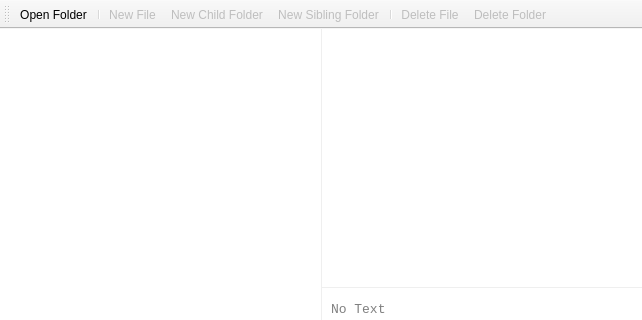
This is mainwindow.ui in AskePit/Memory as Qt 5 draws it before an edit; both pictures show x 0 to 642 and y 0 to 320 of the 642 by 545 pixel window. The edited form follows.
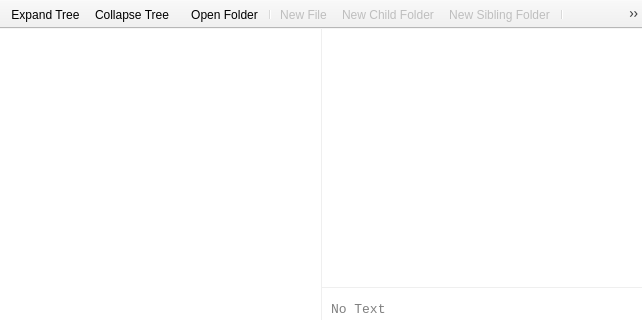
This is the edited form. Icons and pictures are not drawn. Custom widgets are drawn as their Qt base class.

Commit message: expand/collapse tree icons. fix toolbars

Diff of the .ui file:
```diff
--- a/mainwindow.ui
+++ b/mainwindow.ui
@@ -540,7 +540,23 @@
     </rect>
    </property>
   </widget>
-  <widget class="QToolBar" name="toolBar">
+  <widget class="QToolBar" name="toolBar_1">
+   <property name="windowTitle">
+    <string>toolBar_1</string>
+   </property>
+   <property name="movable">
+    <bool>false</bool>
+   </property>
+   <attribute name="toolBarArea">
+    <enum>TopToolBarArea</enum>
+   </attribute>
+   <attribute name="toolBarBreak">
+    <bool>false</bool>
+   </attribute>
+   <addaction name="actionExpand_Tree"/>
+   <addaction name="actionCollapse_Tree"/>
+  </widget>
+  <widget class="QToolBar" name="toolBar_2">
    <property name="enabled">
     <bool>true</bool>
    </property>
@@ -548,7 +564,7 @@
     <string>toolBar</string>
    </property>
    <property name="movable">
-    <bool>true</bool>
+    <bool>false</bool>
    </property>
    <attribute name="toolBarArea">
     <enum>TopToolBarArea</enum>
@@ -668,6 +684,36 @@
     <string>Rename Folder</string>
    </property>
   </action>
+  <action name="actionExpand_Tree">
+   <property name="enabled">
+    <bool>true</bool>
+   </property>
+   <property name="icon">
+    <iconset resource="resources/resources.qrc">
+     <normaloff>:/expand_tree.png</normaloff>:/expand_tree.png</iconset>
+   </property>
+   <property name="text">
+    <string>Expand Tree</string>
+   </property>
+   <property name="toolTip">
+    <string>Expand Tree</string>
+   </property>
+  </action>
+  <action name="actionCollapse_Tree">
+   <property name="enabled">
+    <bool>true</bool>
+   </property>
+   <property name="icon">
+    <iconset resource="resources/resources.qrc">
+     <normaloff>:/collapse_tree.png</normaloff>:/collapse_tree.png</iconset>
+   </property>
+   <property name="text">
+    <string>Collapse Tree</string>
+   </property>
+   <property name="toolTip">
+    <string>Collapse Tree</string>
+   </property>
+  </action>
  </widget>
  <layoutdefault spacing="6" margin="11"/>
  <customwidgets>
```
Left out of the diff: 2 changed lines with no effect on the pictures. The commit also changes 7 other files.
